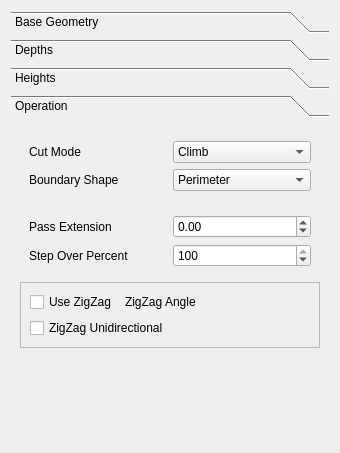
First picture: the form in src/Mod/Path/Gui/Resources/panels/MillFaceEdit.ui, repository berndhahnebach/All_FreeCAD, before the edit.
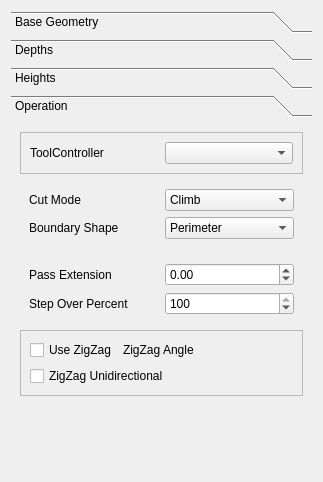
Second picture: the form after the edit. The open tabs and pages were chosen to show the change. Icons and pictures are not drawn. Custom widgets are drawn as their Qt base class.

Commit message: path:  add TC selector to panels

What changed in the file:
```diff
--- a/src/Mod/Path/Gui/Resources/panels/MillFaceEdit.ui
+++ b/src/Mod/Path/Gui/Resources/panels/MillFaceEdit.ui
@@ -6,21 +6,21 @@
    <rect>
     <x>0</x>
     <y>0</y>
-    <width>340</width>
-    <height>453</height>
+    <width>323</width>
+    <height>482</height>
    </rect>
   </property>
   <property name="minimumSize">
    <size>
     <width>0</width>
-    <height>400</height>
+    <height>450</height>
    </size>
   </property>
   <property name="windowTitle">
    <string>Mill Facing</string>
   </property>
-  <layout class="QGridLayout" name="gridLayout">
-   <item row="0" column="0">
+  <layout class="QVBoxLayout" name="verticalLayout">
+   <item>
     <widget class="QToolBox" name="toolBox">
      <property name="currentIndex">
       <number>0</number>
@@ -242,8 +242,8 @@
        <rect>
         <x>0</x>
         <y>0</y>
-        <width>261</width>
-        <height>191</height>
+        <width>289</width>
+        <height>297</height>
        </rect>
       </property>
       <attribute name="icon">
@@ -254,53 +254,7 @@
        <string>Operation</string>
       </attribute>
       <layout class="QGridLayout" name="gridLayout_3">
-       <item row="1" column="0">
-        <widget class="QWidget" name="widget_4" native="true">
-         <layout class="QGridLayout" name="gridLayout_5">
-          <item row="0" column="0">
-           <widget class="QLabel" name="label_8">
-            <property name="text">
-             <string>Pass Extension</string>
-            </property>
-           </widget>
-          </item>
-          <item row="0" column="1">
-           <widget class="QDoubleSpinBox" name="extraOffset">
-            <property name="minimum">
-             <double>-99.000000000000000</double>
-            </property>
-            <property name="maximum">
-             <double>99.000000000000000</double>
-            </property>
-           </widget>
-          </item>
-          <item row="1" column="0">
-           <widget class="QLabel" name="label_11">
-            <property name="text">
-             <string>Step Over Percent</string>
-            </property>
-           </widget>
-          </item>
-          <item row="1" column="1">
-           <widget class="QSpinBox" name="stepOverPercent">
-            <property name="minimum">
-             <number>1</number>
-            </property>
-            <property name="maximum">
-             <number>100</number>
-            </property>
-            <property name="singleStep">
-             <number>10</number>
-            </property>
-            <property name="value">
-             <number>100</number>
-            </property>
-           </widget>
-          </item>
-         </layout>
-        </widget>
-       </item>
-       <item row="2" column="0">
+       <item row="3" column="0">
         <widget class="QFrame" name="frame">
          <property name="frameShape">
           <enum>QFrame::StyledPanel</enum>
@@ -340,7 +294,7 @@
          </layout>
         </widget>
        </item>
-       <item row="0" column="0">
+       <item row="1" column="0">
         <widget class="QWidget" name="widget_3" native="true">
          <layout class="QGridLayout" name="gridLayout_4">
           <item row="0" column="0">
@@ -388,11 +342,79 @@
          </layout>
         </widget>
        </item>
+       <item row="2" column="0">
+        <widget class="QWidget" name="widget_4" native="true">
+         <layout class="QGridLayout" name="gridLayout_5">
+          <item row="0" column="0">
+           <widget class="QLabel" name="label_8">
+            <property name="text">
+             <string>Pass Extension</string>
+            </property>
+           </widget>
+          </item>
+          <item row="0" column="1">
+           <widget class="QDoubleSpinBox" name="extraOffset">
+            <property name="minimum">
+             <double>-99.000000000000000</double>
+            </property>
+            <property name="maximum">
+             <double>99.000000000000000</double>
+            </property>
+           </widget>
+          </item>
+          <item row="1" column="0">
+           <widget class="QLabel" name="label_11">
+            <property name="text">
+             <string>Step Over Percent</string>
+            </property>
+           </widget>
+          </item>
+          <item row="1" column="1">
+           <widget class="QSpinBox" name="stepOverPercent">
+            <property name="minimum">
+             <number>1</number>
+            </property>
+            <property name="maximum">
+             <number>100</number>
+            </property>
+            <property name="singleStep">
+             <number>10</number>
+            </property>
+            <property name="value">
+             <number>100</number>
+            </property>
+           </widget>
+          </item>
+         </layout>
+        </widget>
+       </item>
+       <item row="0" column="0">
+        <widget class="QFrame" name="frame_2">
+         <property name="frameShape">
+          <enum>QFrame::StyledPanel</enum>
+         </property>
+         <property name="frameShadow">
+          <enum>QFrame::Raised</enum>
+         </property>
+         <layout class="QHBoxLayout" name="horizontalLayout">
+          <item>
+           <widget class="QLabel" name="label_7">
+            <property name="text">
+             <string>ToolController</string>
+            </property>
+           </widget>
+          </item>
+          <item>
+           <widget class="QComboBox" name="uiToolController"/>
+          </item>
+         </layout>
+        </widget>
+       </item>
       </layout>
      </widget>
     </widget>
    </item>
-   <item row="1" column="0">
+   <item>
     <spacer name="verticalSpacer">
      <property name="orientation">
       <enum>Qt::Vertical</enum>
```
Left out of the diff: 14 changed lines with no effect on the pictures. The commit also changes 6 other files.
